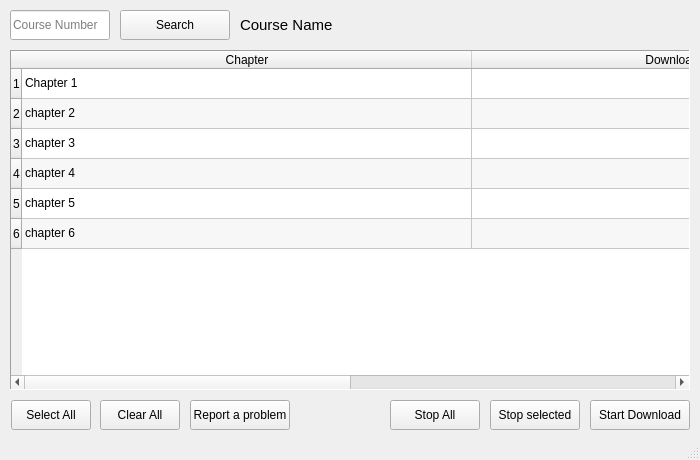
Before: the Qt Designer form resources/download.ui in JithinPavithran/EasyNPTEL, drawn with Qt 5.
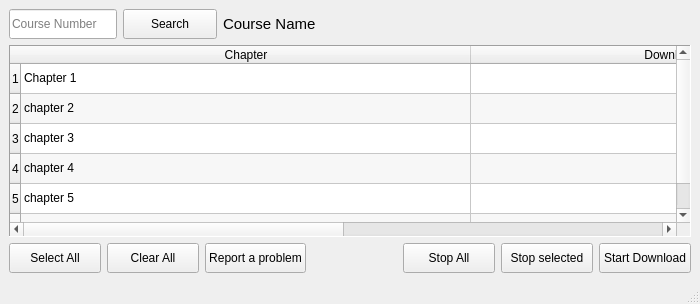
After: the same form once the commit is applied.

Commit message: freely resizing window and widgets

```diff
--- a/resources/download.ui
+++ b/resources/download.ui
@@ -2,16 +2,8 @@
 <ui version="4.0">
  <class>MainWindow</class>
  <widget class="QMainWindow" name="MainWindow">
-  <property name="geometry">
-   <rect>
-    <x>0</x>
-    <y>0</y>
-    <width>700</width>
-    <height>460</height>
-   </rect>
-  </property>
   <property name="sizePolicy">
-   <sizepolicy hsizetype="Fixed" vsizetype="Fixed">
+   <sizepolicy hsizetype="Expanding" vsizetype="Expanding">
     <horstretch>0</horstretch>
     <verstretch>0</verstretch>
    </sizepolicy>
@@ -19,158 +11,164 @@
   <property name="minimumSize">
    <size>
     <width>700</width>
-    <height>460</height>
+    <height>300</height>
    </size>
   </property>
   <property name="maximumSize">
    <size>
-    <width>700</width>
-    <height>460</height>
+    <width>16777215</width>
+    <height>16777215</height>
    </size>
   </property>
   <property name="windowTitle">
    <string>MainWindow</string>
   </property>
   <widget class="QWidget" name="centralwidget">
-   <widget class="QPushButton" name="pauseBtn">
-    <property name="geometry">
-     <rect>
-      <x>490</x>
-      <y>400</y>
-      <width>90</width>
-      <height>30</height>
-     </rect>
-    </property>
-    <property name="text">
-     <string>Stop selected</string>
-    </property>
-   </widget>
-   <widget class="QPushButton" name="stopBtn">
-    <property name="geometry">
-     <rect>
-      <x>390</x>
-      <y>400</y>
-      <width>90</width>
-      <height>30</height>
-     </rect>
-    </property>
-    <property name="autoFillBackground">
-     <bool>false</bool>
-    </property>
-    <property name="text">
-     <string>Stop All</string>
-    </property>
-   </widget>
-   <widget class="QPushButton" name="clearAllBtn">
-    <property name="geometry">
-     <rect>
-      <x>100</x>
-      <y>400</y>
-      <width>80</width>
-      <height>30</height>
-     </rect>
-    </property>
-    <property name="text">
-     <string>Clear All</string>
-    </property>
-   </widget>
+   <layout class="QGridLayout" name="gridLayout">
+    <item row="2" column="0" colspan="7">
+     <layout class="QHBoxLayout" name="horizontalLayout_3">
+      <property name="sizeConstraint">
+       <enum>QLayout::SetNoConstraint</enum>
+      </property>
+      <item>
    <widget class="QPushButton" name="selectAllBtn">
-    <property name="geometry">
-     <rect>
-      <x>11</x>
-      <y>400</y>
-      <width>80</width>
+        <property name="sizePolicy">
+         <sizepolicy hsizetype="Expanding" vsizetype="Fixed">
+          <horstretch>0</horstretch>
+          <verstretch>0</verstretch>
+         </sizepolicy>
+        </property>
+        <property name="minimumSize">
+         <size>
+          <width>0</width>
       <height>30</height>
-     </rect>
+         </size>
     </property>
     <property name="text">
      <string>Select All</string>
     </property>
    </widget>
-   <widget class="QPushButton" name="downloadBtn">
-    <property name="geometry">
-     <rect>
-      <x>590</x>
-      <y>400</y>
-      <width>100</width>
-      <height>30</height>
-     </rect>
-    </property>
-    <property name="text">
-     <string>Start Download</string>
-    </property>
-   </widget>
-   <widget class="QLineEdit" name="courseNo">
-    <property name="geometry">
-     <rect>
-      <x>10</x>
-      <y>10</y>
-      <width>100</width>
+      </item>
+      <item>
+       <widget class="QPushButton" name="clearAllBtn">
+        <property name="sizePolicy">
+         <sizepolicy hsizetype="Expanding" vsizetype="Fixed">
+          <horstretch>0</horstretch>
+          <verstretch>0</verstretch>
+         </sizepolicy>
+        </property>
+        <property name="minimumSize">
+         <size>
+          <width>0</width>
       <height>30</height>
-     </rect>
-    </property>
-    <property name="inputMask">
-     <string/>
-    </property>
-    <property name="maxLength">
-     <number>9</number>
-    </property>
-    <property name="placeholderText">
-     <string>Course Number</string>
-    </property>
-   </widget>
-   <widget class="QPushButton" name="searchBtn">
-    <property name="geometry">
-     <rect>
-      <x>120</x>
-      <y>10</y>
-      <width>110</width>
-      <height>30</height>
-     </rect>
-    </property>
+         </size>
+        </property>
     <property name="text">
-     <string>Search</string>
-    </property>
-   </widget>
+         <string>Clear All</string>
+        </property>
+       </widget>
+      </item>
+      <item>
    <widget class="QPushButton" name="reportBtn">
-    <property name="geometry">
-     <rect>
-      <x>190</x>
-      <y>400</y>
-      <width>100</width>
+        <property name="sizePolicy">
+         <sizepolicy hsizetype="Expanding" vsizetype="Fixed">
+          <horstretch>0</horstretch>
+          <verstretch>0</verstretch>
+         </sizepolicy>
+        </property>
+        <property name="minimumSize">
+         <size>
+          <width>0</width>
       <height>30</height>
-     </rect>
+         </size>
     </property>
     <property name="text">
      <string>Report a problem</string>
     </property>
    </widget>
-   <widget class="QLabel" name="courseNameLabel">
-    <property name="geometry">
-     <rect>
-      <x>240</x>
-      <y>10</y>
-      <width>450</width>
+      </item>
+      <item>
+       <spacer name="horizontalSpacer">
+        <property name="orientation">
+         <enum>Qt::Horizontal</enum>
+        </property>
+        <property name="sizeHint" stdset="0">
+         <size>
+          <width>40</width>
+          <height>20</height>
+         </size>
+        </property>
+       </spacer>
+      </item>
+      <item>
+       <widget class="QPushButton" name="stopBtn">
+        <property name="sizePolicy">
+         <sizepolicy hsizetype="Expanding" vsizetype="Fixed">
+          <horstretch>0</horstretch>
+          <verstretch>0</verstretch>
+         </sizepolicy>
+        </property>
+        <property name="minimumSize">
+         <size>
+          <width>0</width>
       <height>30</height>
-     </rect>
-    </property>
-    <property name="font">
-     <font>
-      <pointsize>11</pointsize>
-     </font>
+         </size>
+        </property>
+        <property name="autoFillBackground">
+         <bool>false</bool>
     </property>
     <property name="text">
-     <string>Course Name</string>
-    </property>
-   </widget>
+         <string>Stop All</string>
+        </property>
+       </widget>
+      </item>
+      <item>
+       <widget class="QPushButton" name="pauseBtn">
+        <property name="sizePolicy">
+         <sizepolicy hsizetype="Expanding" vsizetype="Fixed">
+          <horstretch>0</horstretch>
+          <verstretch>0</verstretch>
+         </sizepolicy>
+        </property>
+        <property name="minimumSize">
+         <size>
+          <width>0</width>
+          <height>30</height>
+         </size>
+        </property>
+        <property name="text">
+         <string>Stop selected</string>
+        </property>
+       </widget>
+      </item>
+      <item>
+       <widget class="QPushButton" name="downloadBtn">
+        <property name="sizePolicy">
+         <sizepolicy hsizetype="Expanding" vsizetype="Fixed">
+          <horstretch>0</horstretch>
+          <verstretch>0</verstretch>
+         </sizepolicy>
+        </property>
+        <property name="minimumSize">
+         <size>
+          <width>0</width>
+          <height>30</height>
+         </size>
+        </property>
+        <property name="text">
+         <string>Start Download</string>
+        </property>
+       </widget>
+      </item>
+     </layout>
+    </item>
+    <item row="1" column="0" colspan="7">
    <widget class="QTableWidget" name="chapterTable">
-    <property name="geometry">
-     <rect>
-      <x>10</x>
-      <y>50</y>
-      <width>680</width>
-      <height>340</height>
-     </rect>
+      <property name="minimumSize">
+       <size>
+        <width>300</width>
+        <height>120</height>
+       </size>
     </property>
     <property name="autoFillBackground">
      <bool>true</bool>
@@ -273,6 +271,70 @@
      </property>
     </item>
    </widget>
+    </item>
+    <item row="0" column="0">
+     <widget class="QLineEdit" name="courseNo">
+      <property name="sizePolicy">
+       <sizepolicy hsizetype="Preferred" vsizetype="Fixed">
+        <horstretch>0</horstretch>
+        <verstretch>0</verstretch>
+       </sizepolicy>
+      </property>
+      <property name="minimumSize">
+       <size>
+        <width>0</width>
+        <height>30</height>
+       </size>
+      </property>
+      <property name="inputMask">
+       <string/>
+      </property>
+      <property name="maxLength">
+       <number>9</number>
+      </property>
+      <property name="placeholderText">
+       <string>Course Number</string>
+      </property>
+     </widget>
+    </item>
+    <item row="0" column="1">
+     <widget class="QPushButton" name="searchBtn">
+      <property name="minimumSize">
+       <size>
+        <width>0</width>
+        <height>30</height>
+       </size>
+      </property>
+      <property name="text">
+       <string>Search</string>
+      </property>
+     </widget>
+    </item>
+    <item row="0" column="2" colspan="5">
+     <widget class="QLabel" name="courseNameLabel">
+      <property name="sizePolicy">
+       <sizepolicy hsizetype="Expanding" vsizetype="Fixed">
+        <horstretch>0</horstretch>
+        <verstretch>0</verstretch>
+       </sizepolicy>
+      </property>
+      <property name="minimumSize">
+       <size>
+        <width>0</width>
+        <height>30</height>
+       </size>
+      </property>
+      <property name="font">
+       <font>
+        <pointsize>11</pointsize>
+       </font>
+      </property>
+      <property name="text">
+       <string>Course Name</string>
+      </property>
+     </widget>
+    </item>
+   </layout>
   </widget>
   <widget class="QStatusBar" name="statusbar"/>
  </widget>
```
Lines whose indentation alone changed are shown as unchanged. The commit also changes 1 other file.
